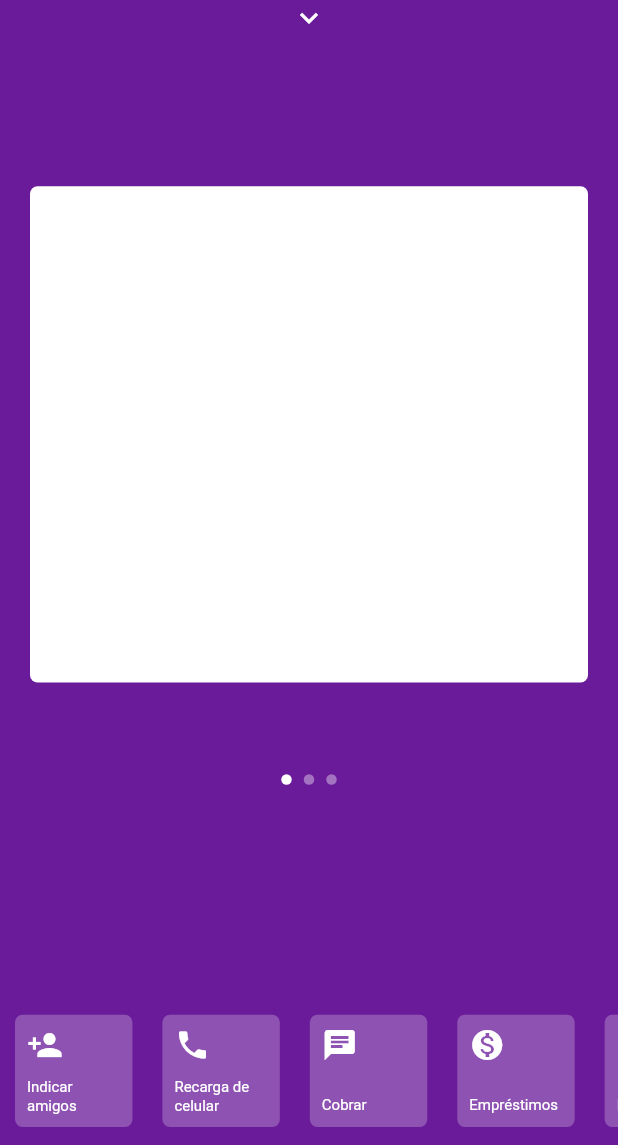
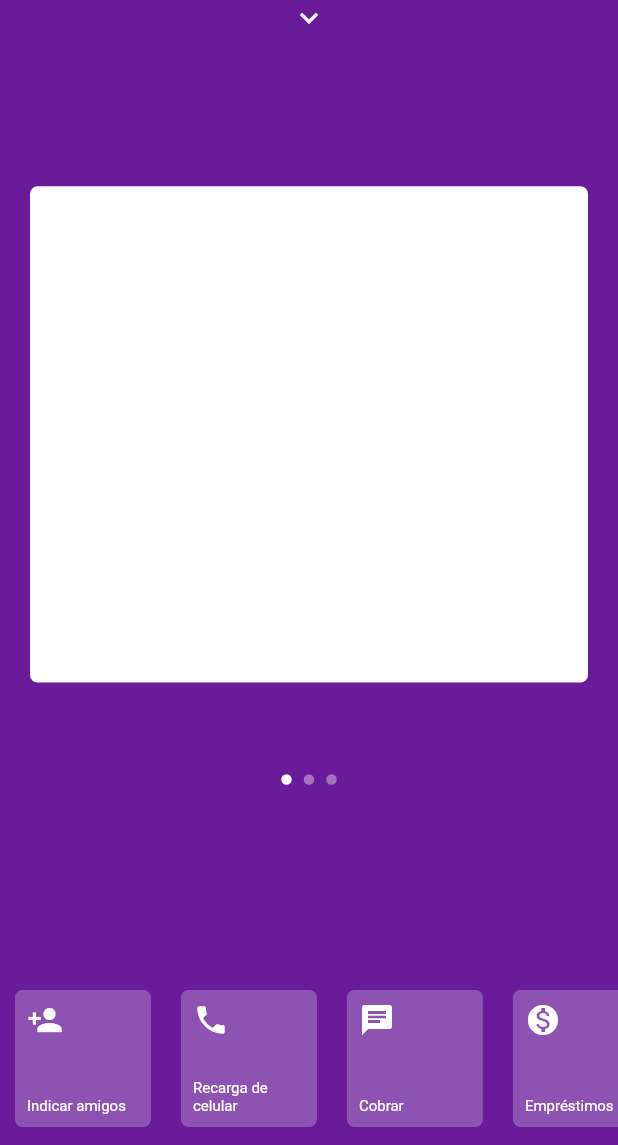
Before and after one commit to Hugofv/home-nubank-flutter, a Flutter app: the screen it shows after launch, on a phone screen of 412 x 824 dp, the part 91-1236 px from its top. Run offline on Flutter 3.47's test engine with Material 2 defaults, Android fonts, the phone set to English and light mode, and no system bars; network calls fail.

Commit message:
Criação do card.

```diff
--- a/lib/pages/home/home_page.dart
+++ b/lib/pages/home/home_page.dart
@@ -1,5 +1,5 @@
 import 'package:flutter/material.dart';
-import 'package:teste/pages/home/widgets/item_menu_bottom.dart';
+import 'package:teste/pages/home/widgets/bottom_menu.dart';
 import 'package:teste/pages/home/widgets/menu_app.dart';
 import 'package:teste/pages/home/widgets/my_app_bar.dart';
 import 'package:teste/pages/home/widgets/my_dots_app.dart';
@@ -48,6 +48,7 @@ class _HomePageState extends State<HomePage> {
             top: _screenHeight * .20,
             showMenu: _showMenu,
           ),
+          BottomMenu(showMenu: _showMenu),
           PageViewApp(
             top: _yPosition,
             showMenu: _showMenu,
@@ -98,62 +99,6 @@ class _HomePageState extends State<HomePage> {
             currentIndex: _currentIndex,
             showMenu: _showMenu,
           ),
-          AnimatedPositioned(
-            duration: Duration(milliseconds: 200),
-            bottom: !_showMenu ? 0 + MediaQuery.of(context).padding.bottom : 0,
-            left: 0,
-            right: 0,
-            height: _screenHeight * .12,
-            child: AnimatedOpacity(
-              duration: Duration(milliseconds: 200),
-              opacity: !_showMenu ? 1 : 0,
-              child: Container(
-                height: 150,
-                child: ListView(
-                  physics: BouncingScrollPhysics(),
-                  scrollDirection: Axis.horizontal,
-                  children: [
-                    ItemMenuBottom(
-                      icon: Icons.person_add,
-                      text: 'Indicar amigos',
-                    ),
-                    ItemMenuBottom(
-                      icon: Icons.phone,
-                      text: 'Recarga de celular',
-                    ),
-                    ItemMenuBottom(
-                      icon: Icons.chat,
-                      text: 'Cobrar',
-                    ),
-                    ItemMenuBottom(
-                      icon: Icons.monetization_on,
-                      text: 'Empréstimos',
-                    ),
-                    ItemMenuBottom(
-                      icon: Icons.move_to_inbox,
-                      text: 'Depositar',
-                    ),
-                    ItemMenuBottom(
-                      icon: Icons.mobile_screen_share,
-                      text: 'Transferir',
-                    ),
-                    ItemMenuBottom(
-                      icon: Icons.format_align_center,
-                      text: 'Ajustar limite',
-                    ),
-                    ItemMenuBottom(
-                      icon: Icons.chrome_reader_mode,
-                      text: 'Pagar',
-                    ),
-                    ItemMenuBottom(
-                      icon: Icons.lock_open,
-                      text: 'Bloquear cartão',
-                    ),
-                  ],
-                ),
-              ),
-            ),
-          )
         ],
       ),
     );
--- /dev/null
+++ b/lib/pages/home/widgets/bottom_menu.dart
@@ -0,0 +1,71 @@
+import 'package:flutter/material.dart';
+import 'package:teste/pages/home/widgets/item_menu_bottom.dart';
+
+class BottomMenu extends StatelessWidget {
+  final bool showMenu;
+
+  const BottomMenu({Key? key, required this.showMenu}) : super(key: key);
+
+  @override
+  Widget build(BuildContext context) {
+    return AnimatedPositioned(
+      duration: Duration(milliseconds: 200),
+      bottom: !showMenu ? 0 + MediaQuery.of(context).padding.bottom : 0,
+      left: 0,
+      right: 0,
+      height: MediaQuery.of(context).size.height * .14,
+      child: IgnorePointer(
+        ignoring: showMenu,
+        child: AnimatedOpacity(
+          duration: Duration(milliseconds: 200),
+          opacity: !showMenu ? 1 : 0,
+          child: Container(
+            height: 150,
+            child: ListView(
+              physics: BouncingScrollPhysics(),
+              scrollDirection: Axis.horizontal,
+              children: [
+                ItemMenuBottom(
+                  icon: Icons.person_add,
+                  text: 'Indicar amigos',
+                ),
+                ItemMenuBottom(
+                  icon: Icons.phone,
+                  text: 'Recarga de celular',
+                ),
+                ItemMenuBottom(
+                  icon: Icons.chat,
+                  text: 'Cobrar',
+                ),
+                ItemMenuBottom(
+                  icon: Icons.monetization_on,
+                  text: 'Empréstimos',
+                ),
+                ItemMenuBottom(
+                  icon: Icons.move_to_inbox,
+                  text: 'Depositar',
+                ),
+                ItemMenuBottom(
+                  icon: Icons.mobile_screen_share,
+                  text: 'Transferir',
+                ),
+                ItemMenuBottom(
+                  icon: Icons.format_align_center,
+                  text: 'Ajustar limite',
+                ),
+                ItemMenuBottom(
+                  icon: Icons.chrome_reader_mode,
+                  text: 'Pagar',
+                ),
+                ItemMenuBottom(
+                  icon: Icons.lock_open,
+                  text: 'Bloquear cartão',
+                ),
+              ],
+            ),
+          ),
+        ),
+      ),
+    );
+  }
+}
--- a/lib/pages/home/widgets/card_app.dart
+++ b/lib/pages/home/widgets/card_app.dart
@@ -1,6 +1,10 @@
 import 'package:flutter/material.dart';
 
 class CardApp extends StatelessWidget {
+  final Widget child;
+
+  const CardApp({Key? key, required this.child}) : super(key: key);
+
   @override
   Widget build(BuildContext context) {
     return Padding(
--- /dev/null
+++ b/lib/pages/home/widgets/first_card.dart
@@ -0,0 +1,15 @@
+import 'package:flutter/material.dart';
+
+class FirstCard extends StatelessWidget {
+  const FirstCard({ Key? key }) : super(key: key);
+
+  @override
+  Widget build(BuildContext context) {
+    return Column(
+      children: [
+        Container(),
+        Container(color: Colors.grey,),
+      ],
+    );
+  }
+}
--- a/lib/pages/home/widgets/item_menu_bottom.dart
+++ b/lib/pages/home/widgets/item_menu_bottom.dart
@@ -26,7 +26,7 @@ class ItemMenuBottom extends StatelessWidget {
             ],
           ),
         ),
-        width: MediaQuery.of(context).size.width * .19,
+        width: MediaQuery.of(context).size.width * .22,
         decoration: BoxDecoration(
             borderRadius: BorderRadius.circular(5), color: Colors.white24),
       ),
--- a/lib/pages/home/widgets/menu_app.dart
+++ b/lib/pages/home/widgets/menu_app.dart
@@ -19,6 +19,8 @@ class MenuApp extends StatelessWidget {
         opacity: showMenu ? 1 : 0,
         child: Container(
           height: MediaQuery.of(context).size.height * 0.5,
+          child: SingleChildScrollView(
+            physics: BouncingScrollPhysics(),
             child: Column(
               children: <Widget>[
                 Image.network(
@@ -62,8 +64,7 @@ class MenuApp extends StatelessWidget {
                   style: TextStyle(fontWeight: FontWeight.bold),
                 ),
                 SizedBox(height: 25),
-              SingleChildScrollView(
-                child: Padding(
+                Padding(
                   padding: const EdgeInsets.symmetric(horizontal: 30),
                   child: Column(
                     children: <Widget>[
@@ -108,9 +109,9 @@ class MenuApp extends StatelessWidget {
                       )
                     ],
                   ),
-                ),
                 )
               ],
+            ),
           ),
         ),
       ),
--- a/lib/pages/home/widgets/page_view_app.dart
+++ b/lib/pages/home/widgets/page_view_app.dart
@@ -1,5 +1,6 @@
 import 'package:flutter/material.dart';
 import 'package:teste/pages/home/widgets/card_app.dart';
+import 'package:teste/pages/home/widgets/first_card.dart';
 
 class PageViewApp extends StatelessWidget {
   final double top;
@@ -18,7 +19,7 @@ class PageViewApp extends StatelessWidget {
   @override
   Widget build(BuildContext context) {
     return AnimatedPositioned(
-      duration: Duration(milliseconds: 200),
+      duration: Duration(milliseconds: 250),
       curve: Curves.easeOut,
       top: top,
       height: MediaQuery.of(context).size.height * .45,
@@ -31,9 +32,15 @@ class PageViewApp extends StatelessWidget {
               ? NeverScrollableScrollPhysics()
               : BouncingScrollPhysics(),
           children: [
-            CardApp(),
-            CardApp(),
-            CardApp(),
+            CardApp(
+              child: FirstCard(),
+            ),
+            CardApp(
+              child: FirstCard(),
+            ),
+            CardApp(
+              child: FirstCard(),
+            ),
           ],
         ),
       ),
```
Lines whose indentation alone changed are shown as unchanged.
